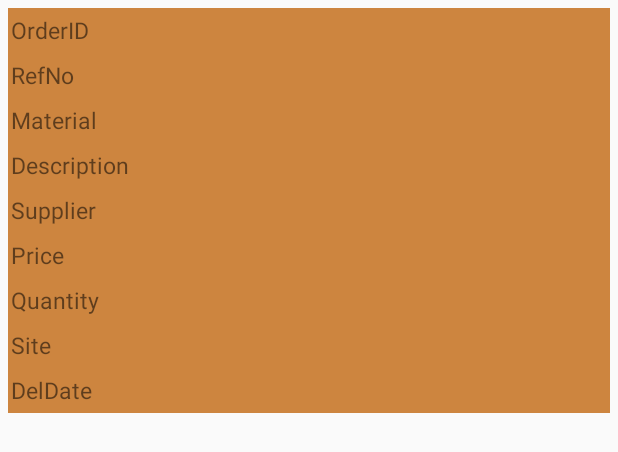
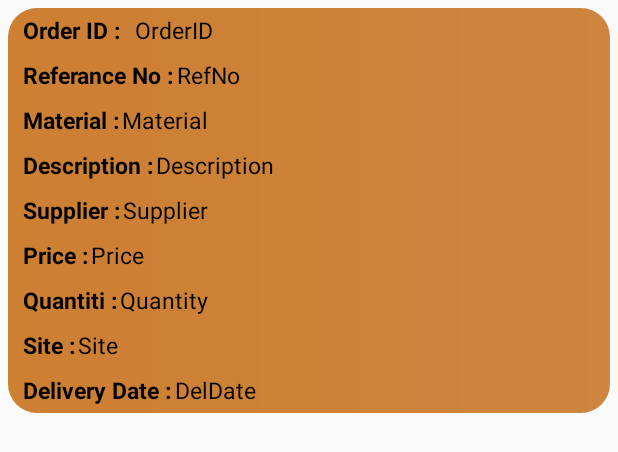
Before and after one commit to hewagekasunthilina/CSSE-Project-Mobile-Client, an Android app: the layout custom_list_po.xml on its own in the app's theme, with its tools: preview values and no code run, on a phone screen of 412 x 824 dp. Shown: the top 452 px of the screen. Run offline under Robolectric (Android 15) with nearby library versions, the phone set to English and light mode, and no system bars; network calls fail.

Commit message:
Custom view updated

```diff
--- /dev/null
+++ b/app/src/main/res/drawable/list_shape.xml
@@ -0,0 +1,9 @@
+<?xml version="1.0" encoding="utf-8"?>
+<shape android:shape="rectangle"
+    xmlns:android="http://schemas.android.com/apk/res/android">
+    <corners android:radius="19dp"/>
+    <gradient android:angle="180"
+        android:startColor="@color/peru"
+        android:endColor="#cd7f32"/>
+
+</shape>
--- a/app/src/main/res/layout/custom_list_po.xml
+++ b/app/src/main/res/layout/custom_list_po.xml
@@ -8,89 +8,244 @@
     <LinearLayout
         android:layout_width="match_parent"
         android:layout_height="wrap_content"
-        android:background="@color/peru"
+        android:background="@drawable/list_shape"
+        android:outlineAmbientShadowColor="@color/Black"
         android:orientation="vertical">
+
+        <LinearLayout
+            android:layout_width="match_parent"
+            android:layout_height="match_parent"
+            android:orientation="horizontal">
+        <TextView
+            android:id="@+id/q"
+            android:layout_width="wrap_content"
+            android:layout_height="30dp"
+            android:layout_marginLeft="10dp"
+            android:textStyle="bold"
+            android:textColor="@color/Black"
+            android:gravity="center_vertical"
+            android:text="Order ID :"
+            android:textSize="15sp" />
 
         <TextView
             android:id="@+id/OrderID"
-            android:layout_width="fill_parent"
+            android:layout_width="match_parent"
             android:layout_height="30dp"
-            android:layout_marginLeft="2dp"
+            android:layout_marginLeft="10dp"
+            android:textColor="@color/Black"
             android:gravity="center_vertical"
             android:text="OrderID"
             android:textSize="15sp" />
+        </LinearLayout>
+
+        <LinearLayout
+            android:layout_width="match_parent"
+            android:layout_height="match_parent"
+            android:orientation="horizontal">
+
+            <TextView
+                android:id="@+id/w"
+                android:layout_width="wrap_content"
+                android:layout_height="30dp"
+                android:layout_marginLeft="10dp"
+                android:textStyle="bold"
+                android:textColor="@color/Black"
+                android:gravity="center_vertical"
+                android:text="Referance No :"
+                android:textSize="15sp" />
 
         <TextView
             android:id="@+id/RefNo"
-            android:layout_width="fill_parent"
+            android:layout_width="match_parent"
             android:layout_height="30dp"
             android:layout_marginLeft="2dp"
+            android:textColor="@color/Black"
             android:gravity="center_vertical"
             android:text="RefNo"
+            android:textSize="15sp" />
+        </LinearLayout>
+
+        <LinearLayout
+            android:layout_width="match_parent"
+            android:layout_height="match_parent"
+            android:orientation="horizontal">
+        <TextView
+            android:id="@+id/e"
+            android:layout_width="wrap_content"
+            android:layout_height="30dp"
+            android:layout_marginLeft="10dp"
+            android:textStyle="bold"
+            android:textColor="@color/Black"
+            android:gravity="center_vertical"
+            android:text="Material :"
             android:textSize="15sp" />
 
         <TextView
             android:id="@+id/Material"
-            android:layout_width="fill_parent"
+            android:layout_width="match_parent"
             android:layout_height="30dp"
             android:layout_marginLeft="2dp"
+            android:textColor="@color/Black"
             android:gravity="center_vertical"
             android:text="Material"
+            android:textSize="15sp" />
+        </LinearLayout>
+
+        <LinearLayout
+            android:layout_width="match_parent"
+            android:layout_height="match_parent"
+            android:orientation="horizontal">
+        <TextView
+            android:id="@+id/r"
+            android:layout_width="wrap_content"
+            android:layout_height="30dp"
+            android:layout_marginLeft="10dp"
+            android:textStyle="bold"
+            android:textColor="@color/Black"
+            android:gravity="center_vertical"
+            android:text="Description :"
             android:textSize="15sp" />
 
         <TextView
             android:id="@+id/Description"
-            android:layout_width="fill_parent"
+            android:layout_width="match_parent"
             android:layout_height="30dp"
             android:layout_marginLeft="2dp"
+            android:textColor="@color/Black"
             android:gravity="center_vertical"
             android:text="Description"
+            android:textSize="15sp" />
+        </LinearLayout>
+
+        <LinearLayout
+            android:layout_width="match_parent"
+            android:layout_height="match_parent"
+            android:orientation="horizontal">
+        <TextView
+            android:id="@+id/t"
+            android:layout_width="wrap_content"
+            android:layout_height="30dp"
+            android:layout_marginLeft="10dp"
+            android:textStyle="bold"
+            android:textColor="@color/Black"
+            android:gravity="center_vertical"
+            android:text="Supplier :"
             android:textSize="15sp" />
 
         <TextView
             android:id="@+id/Supplier"
-            android:layout_width="fill_parent"
+            android:layout_width="match_parent"
             android:layout_height="30dp"
             android:layout_marginLeft="2dp"
+            android:textColor="@color/Black"
             android:gravity="center_vertical"
             android:text="Supplier"
+            android:textSize="15sp" />
+        </LinearLayout>
+
+        <LinearLayout
+            android:layout_width="match_parent"
+            android:layout_height="match_parent"
+            android:orientation="horizontal">
+        <TextView
+            android:id="@+id/y"
+            android:layout_width="wrap_content"
+            android:layout_height="30dp"
+            android:layout_marginLeft="10dp"
+            android:textStyle="bold"
+            android:textColor="@color/Black"
+            android:gravity="center_vertical"
+            android:text="Price :"
             android:textSize="15sp" />
 
         <TextView
             android:id="@+id/Price"
-            android:layout_width="fill_parent"
+            android:layout_width="match_parent"
             android:layout_height="30dp"
             android:layout_marginLeft="2dp"
+            android:textColor="@color/Black"
             android:gravity="center_vertical"
             android:text="Price"
+            android:textSize="15sp" />
+        </LinearLayout>
+
+        <LinearLayout
+            android:layout_width="match_parent"
+            android:layout_height="match_parent"
+            android:orientation="horizontal">
+        <TextView
+            android:id="@+id/u"
+            android:layout_width="wrap_content"
+            android:layout_height="30dp"
+            android:layout_marginLeft="10dp"
+            android:textStyle="bold"
+            android:textColor="@color/Black"
+            android:gravity="center_vertical"
+            android:text="Quantiti :"
             android:textSize="15sp" />
 
         <TextView
             android:id="@+id/Quantity"
-            android:layout_width="fill_parent"
+            android:layout_width="match_parent"
             android:layout_height="30dp"
             android:layout_marginLeft="2dp"
+            android:textColor="@color/Black"
             android:gravity="center_vertical"
             android:text="Quantity"
+            android:textSize="15sp" />
+        </LinearLayout>
+
+        <LinearLayout
+            android:layout_width="match_parent"
+            android:layout_height="match_parent"
+            android:orientation="horizontal">
+        <TextView
+            android:id="@+id/p"
+            android:layout_width="wrap_content"
+            android:layout_height="30dp"
+            android:layout_marginLeft="10dp"
+            android:textStyle="bold"
+            android:textColor="@color/Black"
+            android:gravity="center_vertical"
+            android:text="Site :"
             android:textSize="15sp" />
 
         <TextView
             android:id="@+id/Site"
-            android:layout_width="fill_parent"
+            android:layout_width="match_parent"
             android:layout_height="30dp"
             android:layout_marginLeft="2dp"
+            android:textColor="@color/Black"
             android:gravity="center_vertical"
             android:text="Site"
+            android:textSize="15sp" />
+        </LinearLayout>
+
+        <LinearLayout
+            android:layout_width="match_parent"
+            android:layout_height="match_parent"
+            android:orientation="horizontal">
+        <TextView
+            android:id="@+id/o"
+            android:layout_width="wrap_content"
+            android:layout_height="30dp"
+            android:layout_marginLeft="10dp"
+            android:textStyle="bold"
+            android:textColor="@color/Black"
+            android:gravity="center_vertical"
+            android:text="Delivery Date :"
             android:textSize="15sp" />
 
         <TextView
             android:id="@+id/DelDate"
-            android:layout_width="fill_parent"
+            android:layout_width="match_parent"
             android:layout_height="30dp"
             android:layout_marginLeft="2dp"
+            android:textColor="@color/Black"
             android:gravity="center_vertical"
             android:text="DelDate"
             android:textSize="15sp" />
+        </LinearLayout>
 
     </LinearLayout>
 
```
